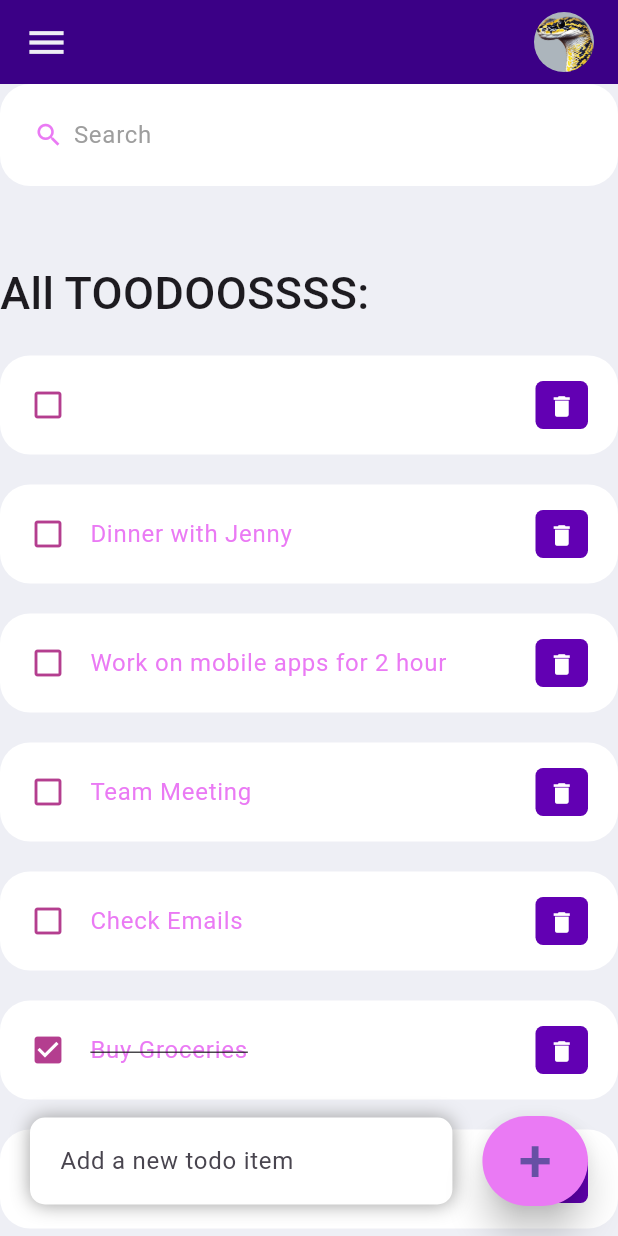
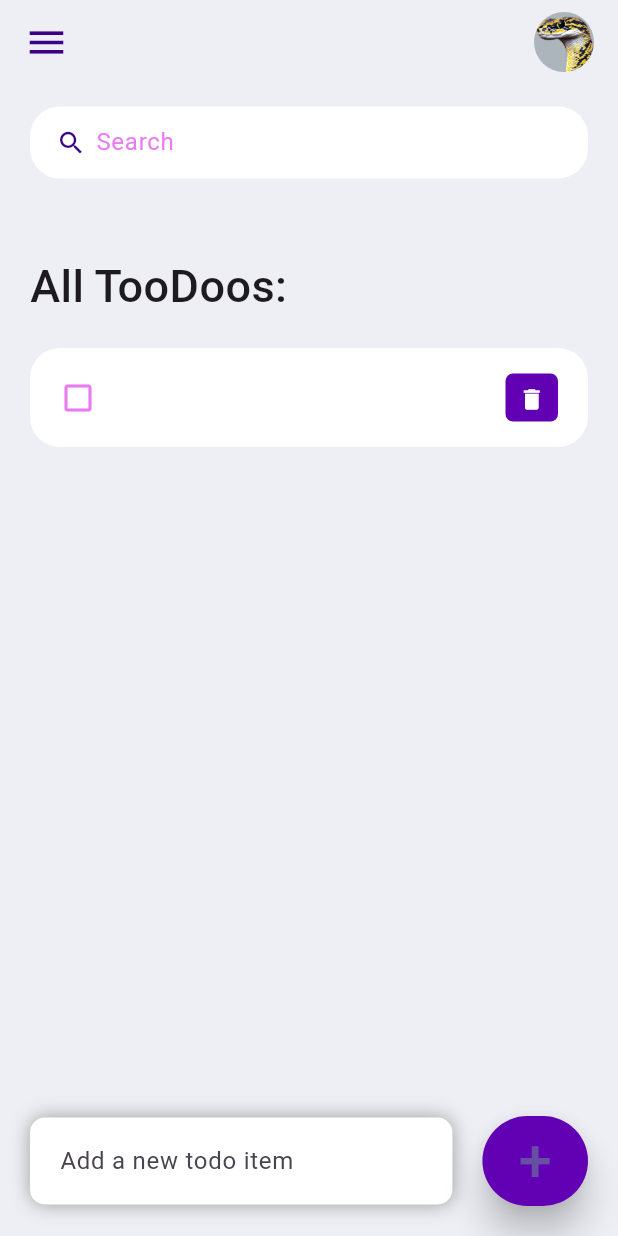
Before and after one commit to refat-pasha/toodoo_app, a Flutter app: the screen it shows after launch, after a tap on an icon or button, on a phone screen of 412 x 824 dp. Run offline on Flutter 3.47's test engine with Material 3 defaults, Android fonts, the phone set to English and light mode, and no system bars.

Commit message:
updates and fix issues

```diff
--- a/lib/main.dart
+++ b/lib/main.dart
@@ -17,7 +17,7 @@ class MyApp extends StatelessWidget {
     return MaterialApp(
       debugShowCheckedModeBanner: false,
 
-      title: "todo",
+      title: "toodoo",
       home: Home(),
     );
   }
--- a/lib/model/todo.dart
+++ b/lib/model/todo.dart
@@ -3,20 +3,9 @@ class ToDo {
   String? todoText;
   bool isDone;
 
-  ToDo({
-    required this.id,
-    required this.todoText,
-    this.isDone = false,
-  });
+  ToDo({required this.id, required this.todoText, this.isDone = false});
 
   static List<ToDo> todoList() {
-    return [
-      ToDo(id: '01', todoText: 'Morning Excercise', isDone: true ),
-      ToDo(id: '02', todoText: 'Buy Groceries', isDone: true ),
-      ToDo(id: '03', todoText: 'Check Emails', ),
-      ToDo(id: '04', todoText: 'Team Meeting', ),
-      ToDo(id: '05', todoText: 'Work on mobile apps for 2 hour', ),
-      ToDo(id: '06', todoText: 'Dinner with Jenny', ),
-    ];
+    return [];
   }
 }
--- a/lib/screens/home.dart
+++ b/lib/screens/home.dart
@@ -1,33 +1,145 @@
 import 'package:flutter/material.dart';
-import 'package:toodoo_app/constants/colors.dart';
-import 'package:toodoo_app/widgets/todo_item.dart';
-import 'package:toodoo_app/model/todo.dart';
+
+import '../model/todo.dart';
+import '../constants/colors.dart';
+import '../widgets/todo_item.dart';
 
 class Home extends StatefulWidget {
-  const Home({Key? key}) : super(key: key);
+  Home({Key? key}) : super(key: key);
 
   @override
   State<Home> createState() => _HomeState();
 }
 
 class _HomeState extends State<Home> {
-  // Store your todos in a state variable to update UI on changes
-  final List<ToDo> todoList = ToDo.todoList();
+  final todosList = ToDo.todoList();
   List<ToDo> _foundToDo = [];
   final _todoController = TextEditingController();
 
   @override
   void initState() {
-    _foundToDo = todoList;
+    _foundToDo = todosList;
     super.initState();
+  }
+
+  @override
+  Widget build(BuildContext context) {
+    return Scaffold(
+      backgroundColor: tdOrchid,
+      appBar: _buildAppBar(),
+      body: Stack(
+        children: [
+          Container(
+            padding: EdgeInsets.symmetric(horizontal: 20, vertical: 15),
+            child: Column(
+              children: [
+                searchBox(),
+                Expanded(
+                  child: ListView(
+                    children: [
+                      Container(
+                        margin: EdgeInsets.only(top: 50, bottom: 20),
+                        child: Text(
+                          'All TooDoos:',
+                          style: TextStyle(
+                            fontSize: 30,
+                            fontWeight: FontWeight.w500,
+                          ),
+                        ),
+                      ),
+                      for (ToDo todoo in _foundToDo.reversed)
+                        ToDoItem(
+                          todo: todoo,
+                          onToDoChanged: _handleToDoChange,
+                          onDeleteItem: _deleteToDoItem,
+                        ),
+                    ],
+                  ),
+                ),
+              ],
+            ),
+          ),
+          Align(
+            alignment: Alignment.bottomCenter,
+            child: Row(
+              children: [
+                Expanded(
+                  child: Container(
+                    margin: EdgeInsets.only(bottom: 20, right: 20, left: 20),
+                    padding: EdgeInsets.symmetric(horizontal: 20, vertical: 5),
+                    decoration: BoxDecoration(
+                      color: Colors.white,
+                      boxShadow: const [
+                        BoxShadow(
+                          color: Colors.grey,
+                          offset: Offset(0.0, 0.0),
+                          blurRadius: 10.0,
+                          spreadRadius: 0.0,
+                        ),
+                      ],
+                      borderRadius: BorderRadius.circular(10),
+                    ),
+                    child: TextField(
+                      controller: _todoController,
+                      decoration: InputDecoration(
+                        hintText: 'Add a new todo item',
+                        border: InputBorder.none,
+                      ),
+                    ),
+                  ),
+                ),
+                Container(
+                  margin: EdgeInsets.only(bottom: 20, right: 20),
+                  child: ElevatedButton(
+                    child: Text('+', style: TextStyle(fontSize: 40)),
+                    onPressed: () {
+                      _addToDoItem(_todoController.text);
+                    },
+                    style: ElevatedButton.styleFrom(
+                      backgroundColor: tdGrape,
+                      minimumSize: Size(60, 60),
+                      elevation: 10,
+                    ),
+                  ),
+                ),
+              ],
+            ),
+          ),
+        ],
+      ),
+    );
+  }
+
+  void _handleToDoChange(ToDo todo) {
+    setState(() {
+      todo.isDone = !todo.isDone;
+    });
+  }
+
+  void _deleteToDoItem(String id) {
+    setState(() {
+      todosList.removeWhere((item) => item.id == id);
+    });
+  }
+
+  void _addToDoItem(String toDo) {
+    setState(() {
+      todosList.add(
+        ToDo(
+          id: DateTime.now().millisecondsSinceEpoch.toString(),
+          todoText: toDo,
+        ),
+      );
+    });
+    _todoController.clear();
   }
 
   void _runFilter(String enteredKeyword) {
     List<ToDo> results = [];
     if (enteredKeyword.isEmpty) {
-      results = todoList;
+      results = todosList;
     } else {
-      results = todoList
+      results = todosList
           .where(
             (item) => item.todoText!.toLowerCase().contains(
               enteredKeyword.toLowerCase(),
@@ -41,128 +153,9 @@ class _HomeState extends State<Home> {
     });
   }
 
-  void _handleToDoChange(ToDo todo) {
-    setState(() {
-      todo.isDone = !todo.isDone;
-    });
-  }
-
-  void _deleteToDoItems(String id) {
-    setState(() {
-      todoList.removeWhere((item) => item.id == id);
-    });
-  }
-
-  void _addToDoItems(String todo) {
-    setState(() {
-      todoList.add(
-        ToDo(
-          id: DateTime.now().millisecondsSinceEpoch.toString(),
-          todoText: todo,
-        ),
-      );
-      _todoController.clear();
-    });
-  }
-
-  @override
-  Widget build(BuildContext context) {
-    return Scaffold(
-      backgroundColor: tdOrchid,
-      appBar: _buildAppBar(),
-      body: Stack(
-        children: [
-          Container(
-            child: Column(
-              children: [
-                searchBox(),
-                Expanded(
-                  child: ListView(
-                    children: [
-                      Container(
-                        margin: EdgeInsets.only(top: 50, bottom: 20),
-                        child: Text(
-                          "All TOODOOSSSS:",
-                          style: TextStyle(
-                            fontSize: 30,
-                            fontWeight: FontWeight.w500,
-                          ),
-                        ),
-                      ),
-                      // Pass the handler callbacks to each ToDoItem
-                      for (ToDo todoo in _foundToDo.reversed)
-                        ToDoItem(
-                          todo: todoo,
-                          onToDoChanged: _handleToDoChange,
-                          onDeleteItem: _deleteToDoItems,
-                        ),
-                    ],
-                  ),
-                ),
-              ],
-            ),
-          ),
-          Align(
-            alignment: Alignment.bottomCenter,
-            child: Row(
-              children: [
-                Expanded(
-                  child: Container(
-                    margin: const EdgeInsets.only(
-                      bottom: 20,
-                      right: 20,
-                      left: 20,
-                    ),
-                    padding: const EdgeInsets.symmetric(
-                      horizontal: 20,
-                      vertical: 5,
-                    ),
-                    decoration: BoxDecoration(
-                      color: Colors.white,
-                      boxShadow: const [
-                        BoxShadow(
-                          color: Colors.grey,
-                          offset: Offset(0, 0),
-                          blurRadius: 10,
-                          spreadRadius: 0,
-                        ),
-                      ],
-                      borderRadius: BorderRadius.circular(10),
-                    ),
-                    child: TextField(
-                      controller: _todoController,
-                      decoration: const InputDecoration(
-                        hintText: 'Add a new todo item',
-                        border: InputBorder.none,
-                      ),
-                    ),
-                  ),
-                ),
-                Container(
-                  margin: const EdgeInsets.only(bottom: 20, right: 20),
-                  child: ElevatedButton(
-                    onPressed: () {
-                      _addToDoItems(_todoController.text);
-                    },
-                    style: ElevatedButton.styleFrom(
-                      backgroundColor: tdViolet,
-                      minimumSize: const Size(60, 60),
-                      elevation: 10,
-                    ),
-                    child: const Text("+", style: TextStyle(fontSize: 40)),
-                  ),
-                ),
-              ],
-            ),
-          ),
-        ],
-      ),
-    );
-  }
-
   Widget searchBox() {
     return Container(
-      padding: const EdgeInsets.symmetric(horizontal: 20, vertical: 10),
+      padding: EdgeInsets.symmetric(horizontal: 15),
       decoration: BoxDecoration(
         color: Colors.white,
         borderRadius: BorderRadius.circular(20),
@@ -171,11 +164,11 @@ class _HomeState extends State<Home> {
         onChanged: (value) => _runFilter(value),
         decoration: InputDecoration(
           contentPadding: EdgeInsets.all(0),
-          prefixIcon: Icon(Icons.search, color: tdViolet, size: 20),
+          prefixIcon: Icon(Icons.search, color: tdIndigo, size: 20),
           prefixIconConstraints: BoxConstraints(maxHeight: 20, minWidth: 25),
           border: InputBorder.none,
           hintText: 'Search',
-          hintStyle: TextStyle(color: Colors.grey),
+          hintStyle: TextStyle(color: tdViolet),
         ),
       ),
     );
@@ -183,12 +176,12 @@ class _HomeState extends State<Home> {
 
   AppBar _buildAppBar() {
     return AppBar(
+      backgroundColor: tdOrchid,
       elevation: 0,
-      backgroundColor: tdIndigo,
       title: Row(
         mainAxisAlignment: MainAxisAlignment.spaceBetween,
         children: [
-          const Icon(Icons.menu, color: tdOrchid, size: 30),
+          Icon(Icons.menu, color: tdIndigo, size: 30),
           Container(
             height: 40,
             width: 40,
--- a/lib/widgets/todo_item.dart
+++ b/lib/widgets/todo_item.dart
@@ -1,37 +1,43 @@
 import 'package:flutter/material.dart';
+
+import '../model/todo.dart';
 import '../constants/colors.dart';
-import '../model/todo.dart';
 
 class ToDoItem extends StatelessWidget {
   final ToDo todo;
   final onToDoChanged;
   final onDeleteItem;
+
   const ToDoItem({
     Key? key,
     required this.todo,
     required this.onToDoChanged,
     required this.onDeleteItem,
   }) : super(key: key);
+
   @override
   Widget build(BuildContext context) {
     return Container(
       margin: EdgeInsets.only(bottom: 20),
       child: ListTile(
         onTap: () {
+          // print('Clicked on Todo Item.');
           onToDoChanged(todo);
         },
-        shape: RoundedRectangleBorder(borderRadius: BorderRadius.circular(20)),
+        shape: RoundedRectangleBorder(
+          borderRadius: BorderRadius.circular(20),
+        ),
         contentPadding: EdgeInsets.symmetric(horizontal: 20, vertical: 5),
         tileColor: Colors.white,
         leading: Icon(
           todo.isDone ? Icons.check_box : Icons.check_box_outline_blank,
-          color: tdFandango,
+          color: tdViolet,
         ),
         title: Text(
           todo.todoText!,
           style: TextStyle(
             fontSize: 16,
-            color: tdViolet,
+            color: tdIndigo,
             decoration: todo.isDone ? TextDecoration.lineThrough : null,
           ),
         ),
@@ -45,12 +51,13 @@ class ToDoItem extends StatelessWidget {
             borderRadius: BorderRadius.circular(5),
           ),
           child: IconButton(
-            onPressed: () {
-              onDeleteItem(todo.id);
-            },
             color: Colors.white,
             iconSize: 18,
             icon: Icon(Icons.delete),
+            onPressed: () {
+              // print('Clicked on delete icon');
+              onDeleteItem(todo.id);
+            },
           ),
         ),
       ),
```
